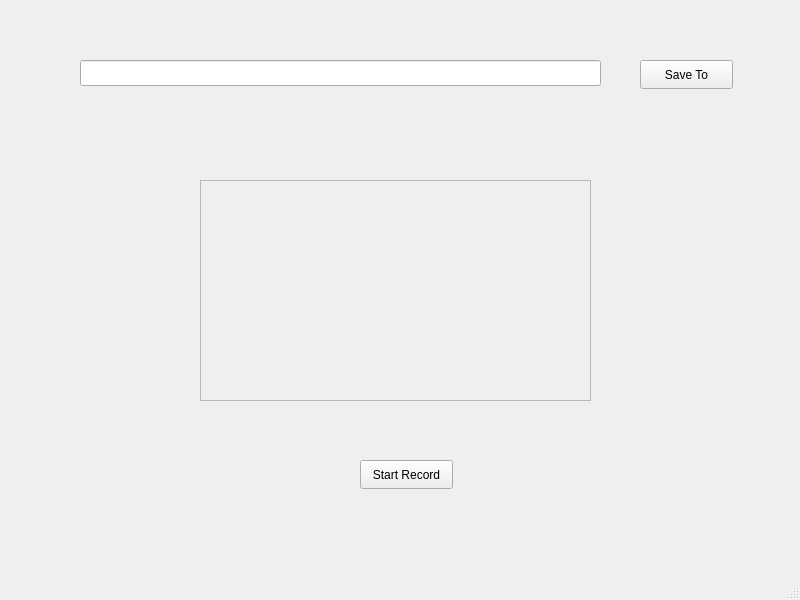
Before: the Qt Designer form mainwindow.ui in emretasar/ScreenRecorder, drawn with Qt 5.
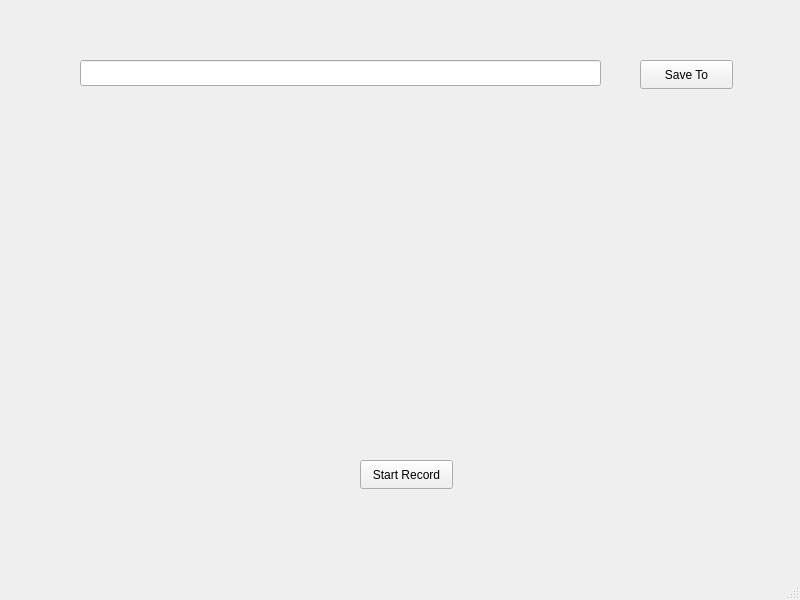
After: the same form once the commit is applied.

Commit message: recorded frame is displaying

The edit to the form file:
```diff
--- a/mainwindow.ui
+++ b/mainwindow.ui
@@ -50,27 +50,18 @@
      </rect>
     </property>
    </widget>
-   <widget class="QWidget" name="verticalLayoutWidget">
+   <widget class="QLabel" name="frameLabel">
     <property name="geometry">
      <rect>
-      <x>200</x>
+      <x>110</x>
       <y>180</y>
-      <width>391</width>
-      <height>221</height>
+      <width>571</width>
+      <height>231</height>
      </rect>
     </property>
-    <layout class="QVBoxLayout" name="frameLayout">
-     <item>
-      <widget class="QFrame" name="frame">
-       <property name="frameShape">
-        <enum>QFrame::Shape::StyledPanel</enum>
-       </property>
-       <property name="frameShadow">
-        <enum>QFrame::Shadow::Raised</enum>
-       </property>
-      </widget>
-     </item>
-    </layout>
+    <property name="text">
+     <string/>
+    </property>
    </widget>
   </widget>
   <widget class="QMenuBar" name="menubar">
```
The commit also changes 1 other file.
